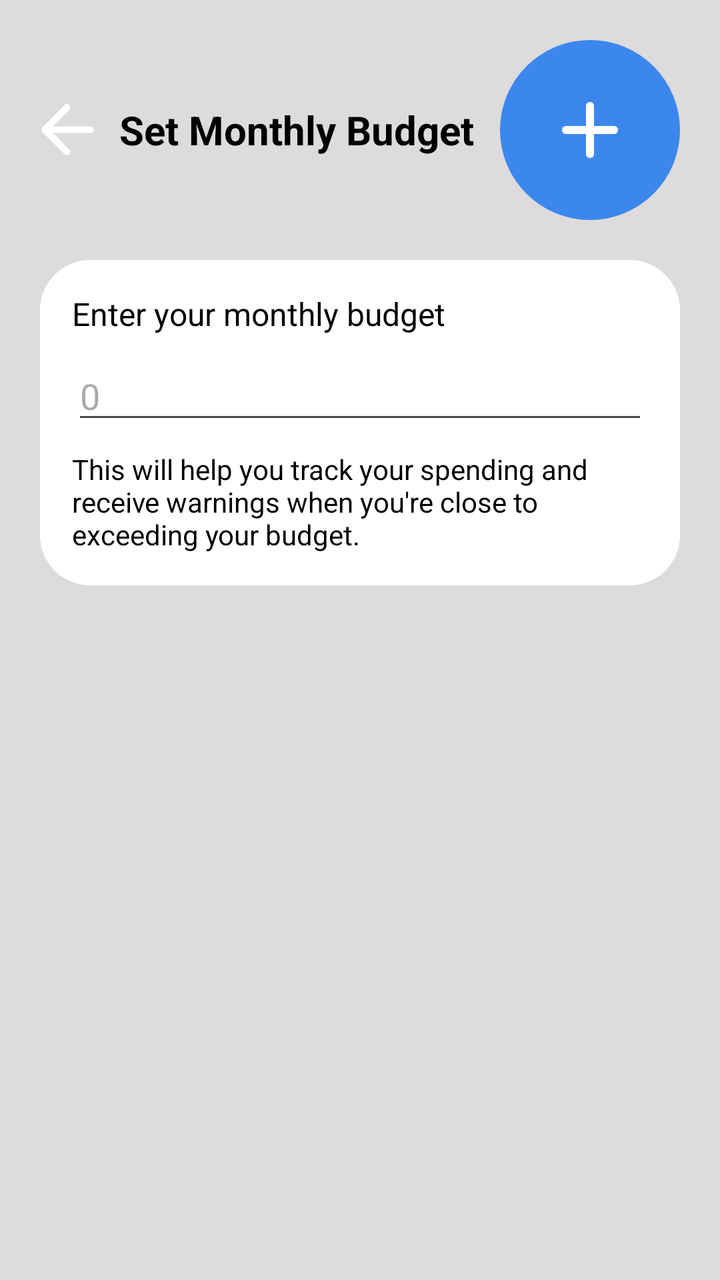
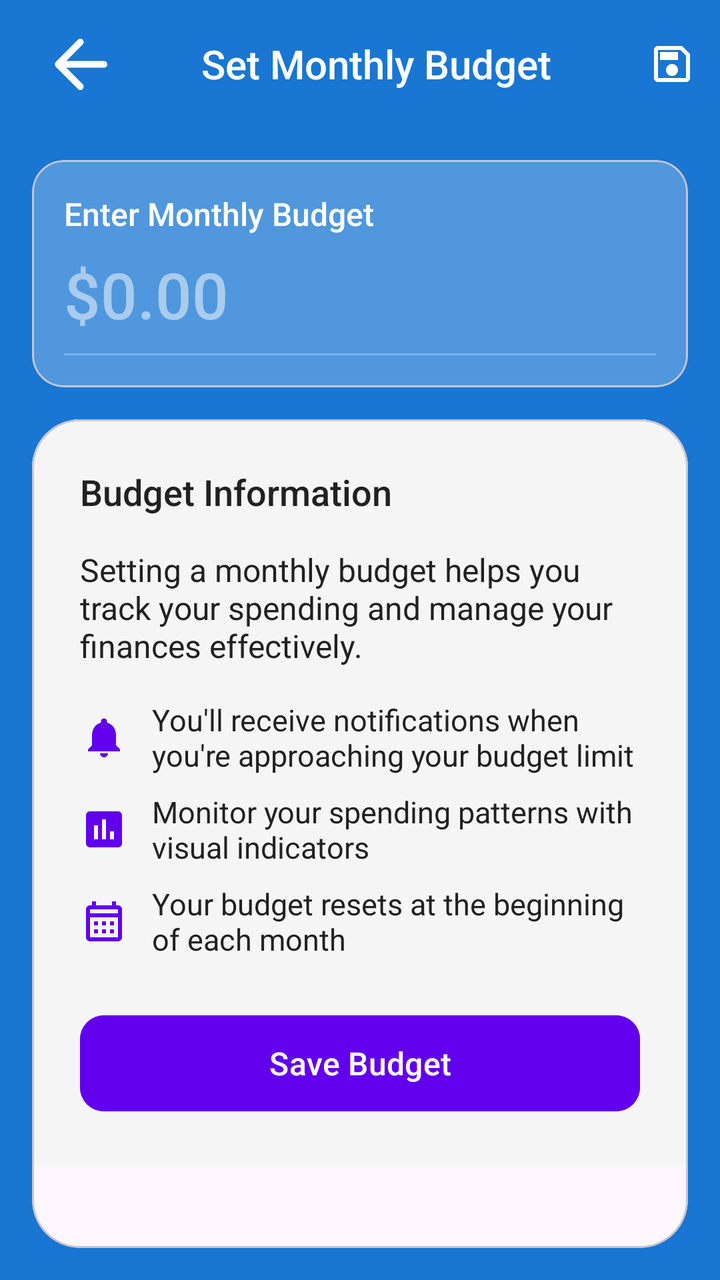

Two renders of the same Android screen: before a commit and after it. Below are the layout's source before the change and the commit's diff.
<!-- AndroidManifest.xml: application theme Theme.Budgeteer -->
<!-- res/layout/activity_budget_setup.xml -->
<?xml version="1.0" encoding="utf-8"?>
<androidx.constraintlayout.widget.ConstraintLayout xmlns:android="http://schemas.android.com/apk/res/android"
    xmlns:app="http://schemas.android.com/apk/res-auto"
    xmlns:tools="http://schemas.android.com/tools"
    android:layout_width="match_parent"
    android:layout_height="match_parent"
    android:background="@color/light_backgroud"
    tools:context=".BudgetSetupActivity">

    <LinearLayout
        android:layout_width="match_parent"
        android:layout_height="match_parent"
        android:orientation="vertical"
        android:padding="20dp">

        <LinearLayout
            android:layout_width="match_parent"
            android:layout_height="wrap_content"
            android:orientation="horizontal"
            android:gravity="center_vertical">

            <ImageButton
                android:id="@+id/return_button"
                android:layout_width="wrap_content"
                android:layout_height="wrap_content"
                android:background="@android:color/transparent"
                android:contentDescription="@string/desc_return"
                android:src="@drawable/icon_return" />

            <TextView
                android:layout_width="0dp"
                android:layout_height="wrap_content"
                android:layout_weight="1"
                android:gravity="center"
                android:text="Set Monthly Budget"
                android:textColor="@color/black"
                android:textSize="20sp"
                android:textStyle="bold" />

            <ImageButton
                android:id="@+id/save_button"
                android:layout_width="wrap_content"
                android:layout_height="wrap_content"
                android:background="@android:color/transparent"
                android:contentDescription="Save budget"
                android:src="@drawable/icon_add" />

        </LinearLayout>

        <LinearLayout
            android:layout_width="match_parent"
            android:layout_height="wrap_content"
            android:layout_marginTop="20dp"
            android:background="@drawable/card_rounded_background"
            android:orientation="vertical"
            android:padding="16dp">

            <TextView
                android:layout_width="wrap_content"
                android:layout_height="wrap_content"
                android:text="Enter your monthly budget"
                android:textColor="@color/black"
                android:textSize="16sp" />

            <EditText
                android:id="@+id/budget_input"
                android:layout_width="match_parent"
                android:layout_height="wrap_content"
                android:layout_marginTop="8dp"
                android:hint="0"
                android:inputType="numberDecimal"
                android:textColor="@color/black" />

            <TextView
                android:layout_width="wrap_content"
                android:layout_height="wrap_content"
                android:layout_marginTop="8dp"
                android:text="This will help you track your spending and receive warnings when you're close to exceeding your budget."
                android:textColor="@color/black"
                android:textSize="14sp" />

        </LinearLayout>

    </LinearLayout>

</androidx.constraintlayout.widget.ConstraintLayout>
<!-- resources referenced by this layout -->
<resources>
  <color name="black">#FF000000</color>
  <color name="light_backgroud">#DDDBDB</color>
  <!-- drawable card_rounded_background (drawable) -->
  <?xml version="1.0" encoding="utf-8"?>
  <shape xmlns:android="http://schemas.android.com/apk/res/android"
      android:shape="rectangle">
      <corners android:radius="25dp"/>
      <solid android:color="@android:color/white"/>
  </shape>
  <!-- drawable icon_add (drawable) -->
  <vector xmlns:android="http://schemas.android.com/apk/res/android"
      android:width="90dp"
      android:height="90dp"
      android:viewportWidth="90"
      android:viewportHeight="90">
      <path
          android:pathData="M45,45m-45,0a45,45 0,1 1,90 0a45,45 0,1 1,-90 0"
          android:fillColor="#3C87ED"/>
      <path
          android:pathData="M45,59C44.433,59 43.959,58.808 43.576,58.424C43.192,58.041 43,57.567 43,57V47H33C32.433,47 31.958,46.808 31.574,46.424C31.191,46.041 31,45.567 31,45C31,44.433 31.191,43.958 31.574,43.574C31.958,43.191 32.433,43 33,43H43V33C43,32.433 43.192,31.958 43.576,31.574C43.959,31.191 44.433,31 45,31C45.567,31 46.042,31.191 46.426,31.574C46.809,31.958 47,32.433 47,33V43H57C57.567,43 58.041,43.191 58.424,43.574C58.808,43.958 59,44.433 59,45C59,45.567 58.808,46.041 58.424,46.424C58.041,46.808 57.567,47 57,47H47V57C47,57.567 46.809,58.041 46.426,58.424C46.042,58.808 45.567,59 45,59Z"
          android:fillColor="#ffffff"/>
  </vector>
  <!-- drawable icon_return (drawable) -->
  <vector xmlns:android="http://schemas.android.com/apk/res/android"
      android:width="27dp"
      android:height="27dp"
      android:viewportWidth="27"
      android:viewportHeight="27">
      <path
          android:pathData="M12.31,25.81C12.967,26.467 14.033,26.467 14.69,25.81C15.347,25.153 15.348,24.088 14.691,23.43L6.463,15.188L25.313,15.188C26.244,15.188 27,14.432 27,13.5C27,12.568 26.244,11.813 25.313,11.813L6.463,11.813L14.691,3.57C15.348,2.912 15.347,1.847 14.69,1.19C14.033,0.533 12.967,0.533 12.31,1.19L1.414,12.086C0.633,12.867 0.633,14.133 1.414,14.914L12.31,25.81Z"
          android:fillColor="#ffffff"/>
  </vector>
  <string name="desc_return">Return to previous screen</string>
  <style name="Theme.Budgeteer" parent="Base.Theme.Budgeteer" />
  <style name="Base.Theme.Budgeteer" parent="Theme.Material3.DayNight.NoActionBar">
          
          
      </style>
</resources>

<!-- the commit's change to res/layout/activity_budget_setup.xml (unified diff, before → after) -->
@@ -4,83 +4,219 @@
     xmlns:tools="http://schemas.android.com/tools"
     android:layout_width="match_parent"
     android:layout_height="match_parent"
-    android:background="@color/light_backgroud"
+    android:background="@color/toolbar_blue"
     tools:context=".BudgetSetupActivity">
 
-    <LinearLayout
+    <androidx.appcompat.widget.Toolbar
+        android:id="@+id/toolbar"
         android:layout_width="match_parent"
-        android:layout_height="match_parent"
-        android:orientation="vertical"
-        android:padding="20dp">
+        android:layout_height="?attr/actionBarSize"
+        app:layout_constraintTop_toTopOf="parent">
+
+        <LinearLayout
+            android:layout_width="match_parent"
+            android:layout_height="match_parent"
+            android:gravity="center_vertical"
+            android:orientation="horizontal">
+
+            <ImageButton
+                android:id="@+id/return_button"
+                android:layout_width="48dp"
+                android:layout_height="48dp"
+                android:background="?attr/selectableItemBackgroundBorderless"
+                android:contentDescription="@string/desc_return"
+                android:padding="12dp"
+                android:src="@drawable/icon_return"
+                app:tint="@color/white" />
+
+            <TextView
+                android:id="@+id/title"
+                android:layout_width="0dp"
+                android:layout_height="wrap_content"
+                android:layout_weight="1"
+                android:gravity="center"
+                android:text="Set Monthly Budget"
+                android:textColor="@color/white"
+                android:textSize="20sp"
+                android:fontFamily="sans-serif-medium" />
+
+            <ImageButton
+                android:id="@+id/save_button"
+                android:layout_width="48dp"
+                android:layout_height="48dp"
+                android:background="?attr/selectableItemBackgroundBorderless"
+                android:contentDescription="Save budget"
+                android:padding="12dp"
+                android:src="@drawable/icon_save"
+                app:tint="@color/white" />
+        </LinearLayout>
+    </androidx.appcompat.widget.Toolbar>
+
+    
+    <com.google.android.material.card.MaterialCardView
+        android:id="@+id/budget_card"
+        android:layout_width="match_parent"
+        android:layout_height="wrap_content"
+        android:layout_marginTop="16dp"
+        android:layout_marginHorizontal="16dp"
+        app:cardCornerRadius="16dp"
+        app:cardBackgroundColor="#3DFFFFFF"
+        app:cardElevation="0dp"
+        app:layout_constraintTop_toBottomOf="@id/toolbar">
 
         <LinearLayout
             android:layout_width="match_parent"
             android:layout_height="wrap_content"
-            android:orientation="horizontal"
-            android:gravity="center_vertical">
-
-            <ImageButton
-                android:id="@+id/return_button"
-                android:layout_width="wrap_content"
-                android:layout_height="wrap_content"
-                android:background="@android:color/transparent"
-                android:contentDescription="@string/desc_return"
-                android:src="@drawable/icon_return" />
-
-            <TextView
-                android:layout_width="0dp"
-                android:layout_height="wrap_content"
-                android:layout_weight="1"
-                android:gravity="center"
-                android:text="Set Monthly Budget"
-                android:textColor="@color/black"
-                android:textSize="20sp"
-                android:textStyle="bold" />
-
-            <ImageButton
-                android:id="@+id/save_button"
-                android:layout_width="wrap_content"
-                android:layout_height="wrap_content"
-                android:background="@android:color/transparent"
-                android:contentDescription="Save budget"
-                android:src="@drawable/icon_add" />
-
-        </LinearLayout>
-
-        <LinearLayout
-            android:layout_width="match_parent"
-            android:layout_height="wrap_content"
-            android:layout_marginTop="20dp"
-            android:background="@drawable/card_rounded_background"
             android:orientation="vertical"
             android:padding="16dp">
 
             <TextView
                 android:layout_width="wrap_content"
                 android:layout_height="wrap_content"
-                android:text="Enter your monthly budget"
-                android:textColor="@color/black"
-                android:textSize="16sp" />
+                android:text="Enter Monthly Budget"
+                android:textColor="@color/white"
+                android:textSize="16sp"
+                android:fontFamily="sans-serif-medium" />
 
             <EditText
                 android:id="@+id/budget_input"
                 android:layout_width="match_parent"
                 android:layout_height="wrap_content"
                 android:layout_marginTop="8dp"
-                android:hint="0"
+                android:background="@android:color/transparent"
+                android:hint="$0.00"
+                android:textColorHint="#80FFFFFF"
                 android:inputType="numberDecimal"
-                android:textColor="@color/black" />
-
-            <TextView
-                android:layout_width="wrap_content"
-                android:layout_height="wrap_content"
+                android:textColor="@color/white"
+                android:textSize="32sp"
+                android:fontFamily="sans-serif-medium"
+                android:importantForAutofill="no" />
+
+            <View
+                android:layout_width="match_parent"
+                android:layout_height="1dp"
                 android:layout_marginTop="8dp"
-                android:text="This will help you track your spending and receive warnings when you're close to exceeding your budget."
-                android:textColor="@color/black"
-                android:textSize="14sp" />
-
+                android:background="#40FFFFFF" />
         </LinearLayout>
-
-    </LinearLayout>
+    </com.google.android.material.card.MaterialCardView>
+
+    
+    <com.google.android.material.card.MaterialCardView
+        android:id="@+id/info_card"
+        android:layout_width="match_parent"
+        android:layout_height="0dp"
+        android:layout_marginTop="16dp"
+        android:layout_marginBottom="16dp"
+        android:layout_marginHorizontal="16dp"
+        app:cardCornerRadius="24dp"
+        app:cardElevation="0dp"
+        app:layout_constraintTop_toBottomOf="@id/budget_card"
+        app:layout_constraintBottom_toBottomOf="parent">
+
+        <ScrollView
+            android:layout_width="match_parent"
+            android:layout_height="match_parent">
+
+            <LinearLayout
+                android:layout_width="match_parent"
+                android:layout_height="wrap_content"
+                android:orientation="vertical"
+                android:background="@color/background"
+                android:padding="24dp">
+
+                <TextView
+                    android:layout_width="wrap_content"
+                    android:layout_height="wrap_content"
+                    android:text="Budget Information"
+                    android:textColor="@color/text_primary"
+                    android:textSize="18sp"
+                    android:fontFamily="sans-serif-medium"
+                    android:layout_marginBottom="16dp" />
+
+                <TextView
+                    android:layout_width="match_parent"
+                    android:layout_height="wrap_content"
+                    android:text="Setting a monthly budget helps you track your spending and manage your finances effectively."
+                    android:textColor="@color/text_primary"
+                    android:textSize="16sp"
+                    android:layout_marginBottom="16dp" />
+
+                <LinearLayout
+                    android:layout_width="match_parent"
+                    android:layout_height="wrap_content"
+                    android:orientation="horizontal"
+                    android:gravity="center_vertical"
+                    android:layout_marginBottom="8dp">
+
+                    <ImageView
+                        android:layout_width="24dp"
+                        android:layout_height="24dp"
+                        android:src="@drawable/icon_notification"
+                        app:tint="@color/primary"
+                        android:layout_marginEnd="12dp" />
+
+                    <TextView
+                        android:layout_width="match_parent"
+                        android:layout_height="wrap_content"
+                        android:text="You'll receive notifications when you're approaching your budget limit"
+                        android:textColor="@color/text_primary"
+                        android:textSize="15sp" />
+                </LinearLayout>
+
+                <LinearLayout
+                    android:layout_width="match_parent"
+                    android:layout_height="wrap_content"
+                    android:orientation="horizontal"
+                    android:gravity="center_vertical"
+                    android:layout_marginBottom="8dp">
+
+                    <ImageView
+                        android:layout_width="24dp"
+                        android:layout_height="24dp"
+                        android:src="@drawable/icon_chart"
+                        app:tint="@color/primary"
+                        android:layout_marginEnd="12dp" />
+
+                    <TextView
+                        android:layout_width="match_parent"
+                        android:layout_height="wrap_content"
+                        android:text="Monitor your spending patterns with visual indicators"
+                        android:textColor="@color/text_primary"
+                        android:textSize="15sp" />
+                </LinearLayout>
+
+                <LinearLayout
+                    android:layout_width="match_parent"
+                    android:layout_height="wrap_content"
+                    android:orientation="horizontal"
+                    android:gravity="center_vertical">
+
+                    <ImageView
+                        android:layout_width="24dp"
+                        android:layout_height="24dp"
+                        android:src="@drawable/icon_calendar"
+                        app:tint="@color/primary"
+                        android:layout_marginEnd="12dp" />
+
+                    <TextView
+                        android:layout_width="match_parent"
+                        android:layout_height="wrap_content"
+                        android:text="Your budget resets at the beginning of each month"
+                        android:textColor="@color/text_primary"
+                        android:textSize="15sp" />
+                </LinearLayout>
+
+                <com.google.android.material.button.MaterialButton
+                    android:id="@+id/save_budget_button"
+                    android:layout_width="match_parent"
+                    android:layout_height="56dp"
+                    android:text="Save Budget"
+                    android:textSize="16sp"
+                    android:backgroundTint="@color/primary"
+                    app:cornerRadius="12dp"
+                    android:layout_marginTop="24dp" />
+            </LinearLayout>
+        </ScrollView>
+    </com.google.android.material.card.MaterialCardView>
 
 </androidx.constraintlayout.widget.ConstraintLayout>
<!-- resource entries referenced after the edit -->
@@ -1,26 +1,45 @@
 <!-- resources referenced by this layout -->
 <resources>
-  <color name="black">#FF000000</color>
-  <color name="light_backgroud">#DDDBDB</color>
-  <!-- drawable card_rounded_background (drawable) -->
+  <color name="background">#F5F5F5</color>
+  <color name="primary">#6200EE</color>
+  <color name="text_primary">#212121</color>
+  <color name="toolbar_blue">#1976D2</color>
+  <color name="white">#FFFFFFFF</color>
+  <!-- drawable icon_calendar (drawable) -->
   <?xml version="1.0" encoding="utf-8"?>
-  <shape xmlns:android="http://schemas.android.com/apk/res/android"
-      android:shape="rectangle">
-      <corners android:radius="25dp"/>
-      <solid android:color="@android:color/white"/>
-  </shape>
-  <!-- drawable icon_add (drawable) -->
   <vector xmlns:android="http://schemas.android.com/apk/res/android"
-      android:width="90dp"
-      android:height="90dp"
-      android:viewportWidth="90"
-      android:viewportHeight="90">
+      android:width="24dp"
+      android:height="24dp"
+      android:viewportWidth="24"
+      android:viewportHeight="24"
+      android:tint="?attr/colorControlNormal">
       <path
-          android:pathData="M45,45m-45,0a45,45 0,1 1,90 0a45,45 0,1 1,-90 0"
-          android:fillColor="#3C87ED"/>
+          android:fillColor="@android:color/white"
+          android:pathData="M19,4h-1V2h-2v2H8V2H6v2H5C3.89,4 3.01,4.9 3.01,6L3,20c0,1.1 0.89,2 2,2h14c1.1,0 2,-0.9 2,-2V6C21,4.9 20.1,4 19,4zM19,20H5V10h14V20zM19,8H5V6h14V8zM9,14H7v-2h2V14zM13,14h-2v-2h2V14zM17,14h-2v-2h2V14zM9,18H7v-2h2V18zM13,18h-2v-2h2V18zM17,18h-2v-2h2V18z"/>
+  </vector>
+  <!-- drawable icon_chart (drawable) -->
+  <?xml version="1.0" encoding="utf-8"?>
+  <vector xmlns:android="http://schemas.android.com/apk/res/android"
+      android:width="24dp"
+      android:height="24dp"
+      android:viewportWidth="24"
+      android:viewportHeight="24"
+      android:tint="?attr/colorControlNormal">
       <path
-          android:pathData="M45,59C44.433,59 43.959,58.808 43.576,58.424C43.192,58.041 43,57.567 43,57V47H33C32.433,47 31.958,46.808 31.574,46.424C31.191,46.041 31,45.567 31,45C31,44.433 31.191,43.958 31.574,43.574C31.958,43.191 32.433,43 33,43H43V33C43,32.433 43.192,31.958 43.576,31.574C43.959,31.191 44.433,31 45,31C45.567,31 46.042,31.191 46.426,31.574C46.809,31.958 47,32.433 47,33V43H57C57.567,43 58.041,43.191 58.424,43.574C58.808,43.958 59,44.433 59,45C59,45.567 58.808,46.041 58.424,46.424C58.041,46.808 57.567,47 57,47H47V57C47,57.567 46.809,58.041 46.426,58.424C46.042,58.808 45.567,59 45,59Z"
-          android:fillColor="#ffffff"/>
+          android:fillColor="@android:color/white"
+          android:pathData="M19,3L5,3c-1.1,0 -2,0.9 -2,2v14c0,1.1 0.9,2 2,2h14c1.1,0 2,-0.9 2,-2L21,5c0,-1.1 -0.9,-2 -2,-2zM9,17L7,17v-7h2v7zM13,17h-2L11,7h2v10zM17,17h-2v-4h2v4z"/>
+  </vector>
+  <!-- drawable icon_notification (drawable) -->
+  <?xml version="1.0" encoding="utf-8"?>
+  <vector xmlns:android="http://schemas.android.com/apk/res/android"
+      android:width="24dp"
+      android:height="24dp"
+      android:viewportWidth="24"
+      android:viewportHeight="24"
+      android:tint="?attr/colorControlNormal">
+      <path
+          android:fillColor="@android:color/white"
+          android:pathData="M12,22c1.1,0 2,-0.9 2,-2h-4c0,1.1 0.89,2 2,2zM18,16v-5c0,-3.07 -1.64,-5.64 -4.5,-6.32L13.5,4c0,-0.83 -0.67,-1.5 -1.5,-1.5s-1.5,0.67 -1.5,1.5v0.68C7.63,5.36 6,7.92 6,11v5l-2,2v1h16v-1l-2,-2z"/>
   </vector>
   <!-- drawable icon_return (drawable) -->
   <vector xmlns:android="http://schemas.android.com/apk/res/android"
@@ -32,6 +51,18 @@
           android:pathData="M12.31,25.81C12.967,26.467 14.033,26.467 14.69,25.81C15.347,25.153 15.348,24.088 14.691,23.43L6.463,15.188L25.313,15.188C26.244,15.188 27,14.432 27,13.5C27,12.568 26.244,11.813 25.313,11.813L6.463,11.813L14.691,3.57C15.348,2.912 15.347,1.847 14.69,1.19C14.033,0.533 12.967,0.533 12.31,1.19L1.414,12.086C0.633,12.867 0.633,14.133 1.414,14.914L12.31,25.81Z"
           android:fillColor="#ffffff"/>
   </vector>
+  <!-- drawable icon_save (drawable) -->
+  <?xml version="1.0" encoding="utf-8"?>
+  <vector xmlns:android="http://schemas.android.com/apk/res/android"
+      android:width="24dp"
+      android:height="24dp"
+      android:viewportWidth="24"
+      android:viewportHeight="24"
+      android:tint="?attr/colorControlNormal">
+      <path
+          android:fillColor="@android:color/white"
+          android:pathData="M17,3L5,3c-1.11,0 -2,0.9 -2,2v14c0,1.1 0.89,2 2,2h14c1.1,0 2,-0.9 2,-2L21,7l-4,-4zM19,19L5,19L5,5h11.17L19,7.83L19,19zM12,12c-1.66,0 -3,1.34 -3,3s1.34,3 3,3 3,-1.34 3,-3 -1.34,-3 -3,-3zM6,6h9v4L6,10L6,6z"/>
+  </vector>
   <string name="desc_return">Return to previous screen</string>
   <style name="Theme.Budgeteer" parent="Base.Theme.Budgeteer" />
   <style name="Base.Theme.Budgeteer" parent="Theme.Material3.DayNight.NoActionBar">
